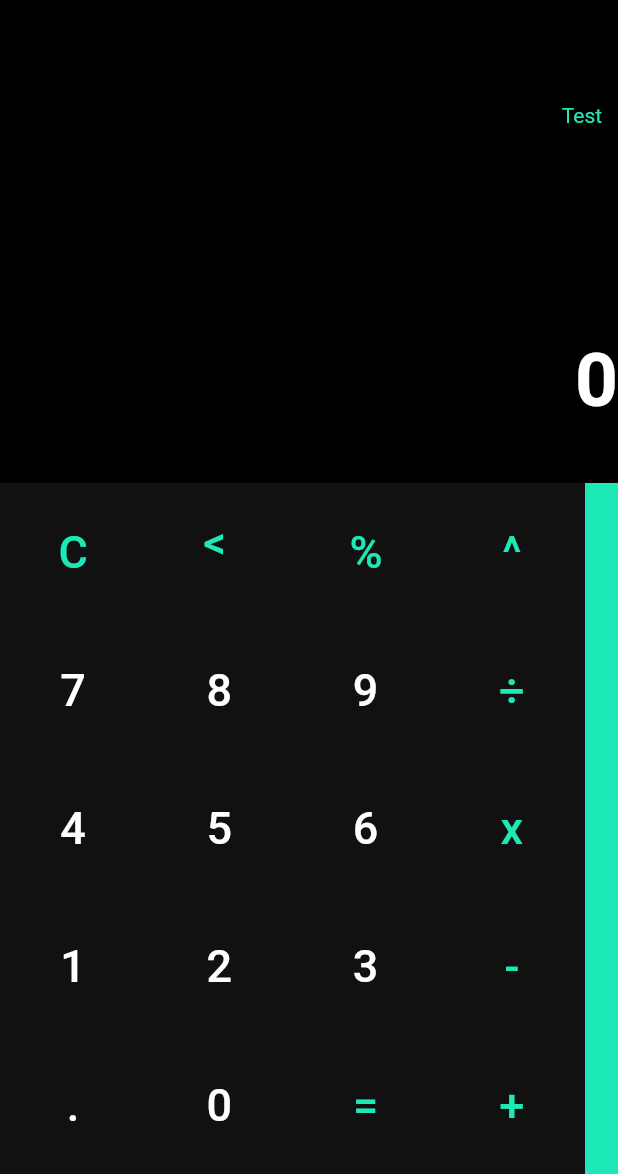
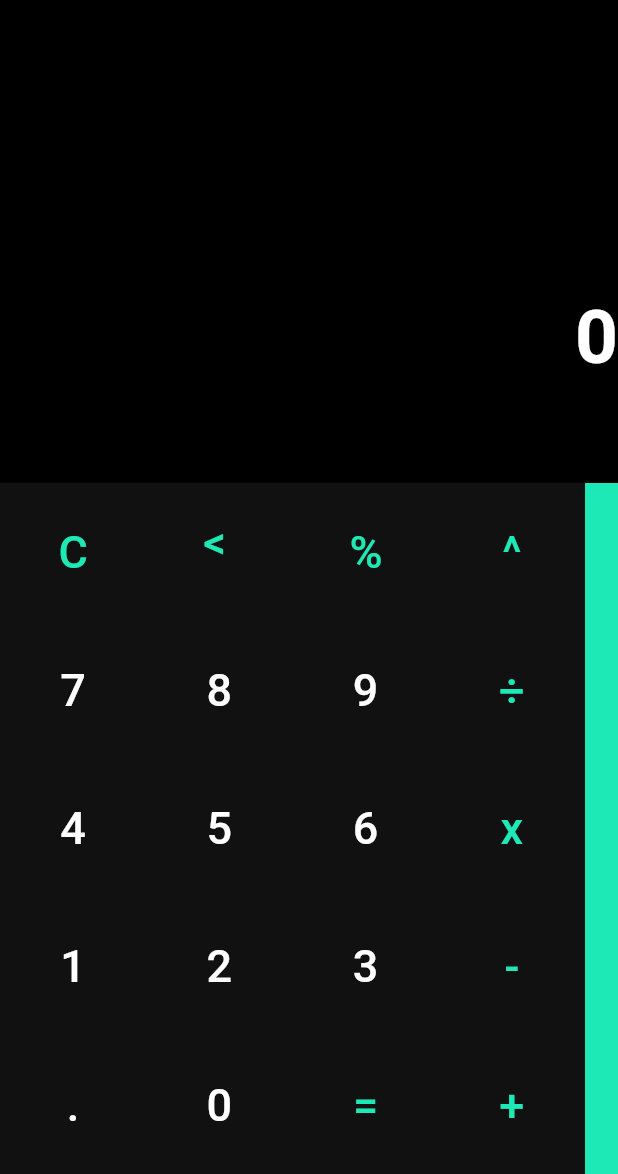
Before and after one commit to Internetworkzone/calculator, a Flutter app: the screen it shows after launch, on a phone screen of 412 x 824 dp, the part 62-1236 px from its top. Run offline on Flutter 3.47's test engine with Material 2 defaults, Android fonts, the phone set to English and light mode, and no system bars.

```diff
--- a/lib/Pages/calculator.dart
+++ b/lib/Pages/calculator.dart
@@ -1,5 +1,4 @@
 import 'dart:math';
-import 'package:calc/Pages/testpage.dart';
 import 'package:calc/modals/constants.dart';
 import 'package:calc/newcard.dart';
 import 'package:calc/number_row.dart';
@@ -245,18 +244,7 @@ class _CalculatorState extends State<Calculator> {
                     mainAxisAlignment: MainAxisAlignment.spaceEvenly,
                     crossAxisAlignment: CrossAxisAlignment.end,
                     children: <Widget>[
-                      IconButton(
-                        icon: Text(
-                          'Test',
-                          style: TextStyle(color: signColor),
-                        ),
-                        onPressed: () => Navigator.push(
-                          context,
-                          MaterialPageRoute(
-                            builder: (_) => TestPage(),
-                          ),
-                        ),
-                      ),
+
                       Text(
                         inputValue,
                         style: TextStyle(
```
Also changed, not shown: images/dark1.png (added), images/dark2.png (added), images/dark3.png (added), images/dark4.png (added), images/dark5.png (added), images/dark6.png (added), images/light1.png (added), images/light2.png (added), 6 other files.
